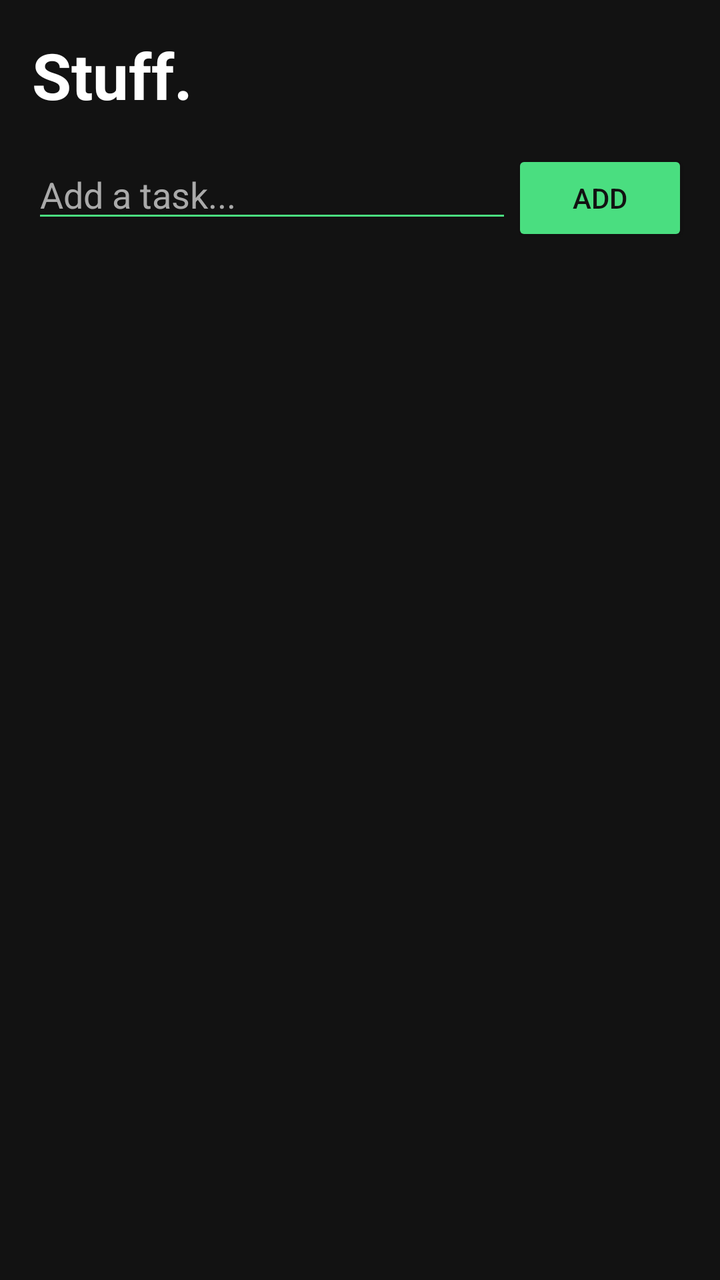
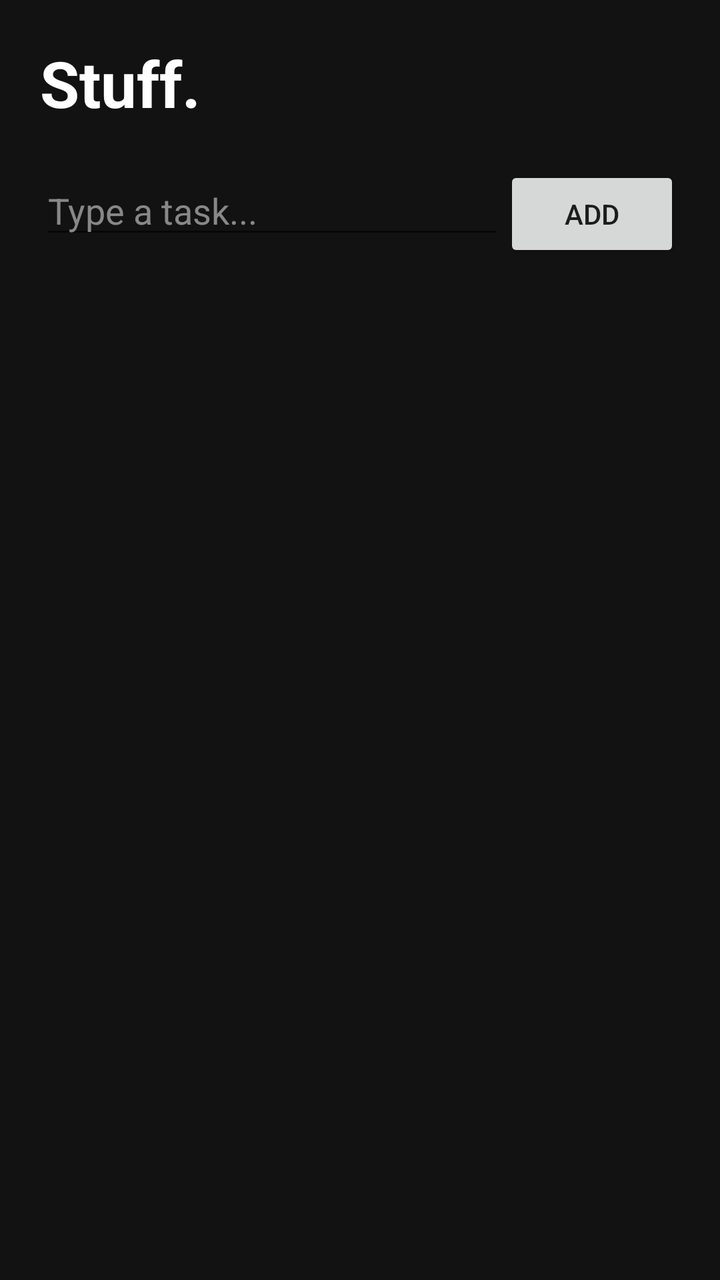

Compare the two renders of this Android layout. The source of the first and the diff that turns it into the second are given below.
<!-- AndroidManifest.xml: application theme Theme.StuffReminder -->
<!-- res/layout/activity_main.xml -->
<?xml version="1.0" encoding="utf-8"?>
<LinearLayout xmlns:android="http://schemas.android.com/apk/res/android"
    android:layout_width="match_parent"
    android:layout_height="match_parent"
    android:background="@color/black"
    android:orientation="vertical"
    android:padding="16dp">

    <TextView
        android:layout_width="wrap_content"
        android:layout_height="wrap_content"
        android:text="Stuff."
        android:textColor="@color/white"
        android:textSize="32sp"
        android:textStyle="bold"
        android:layout_marginBottom="16dp"/>

    <LinearLayout
        android:layout_width="match_parent"
        android:layout_height="wrap_content"
        android:orientation="horizontal"
        android:layout_marginBottom="16dp">

        <EditText
            android:id="@+id/etTask"
            android:layout_width="0dp"
            android:layout_height="wrap_content"
            android:layout_weight="1"
            android:hint="Add a task..."
            android:textColorHint="@color/text_muted"
            android:textColor="@color/white"
            android:backgroundTint="@color/primary"/>

        <Button
            android:id="@+id/btnAddTask"
            android:layout_width="wrap_content"
            android:layout_height="wrap_content"
            android:text="Add"
            android:backgroundTint="@color/primary"
            android:textColor="@color/black"/>
    </LinearLayout>

    <ListView
        android:id="@+id/lvTasks"
        android:layout_width="match_parent"
        android:layout_height="match_parent"
        android:divider="@android:color/transparent"
        android:dividerHeight="8dp"/>
</LinearLayout>
<!-- resources referenced by this layout -->
<resources>
  <color name="black">#FF121212</color>
  <color name="primary">#4ADE80</color>
  <color name="text_muted">#AAAAAA</color>
  <color name="white">#FFFFFFFF</color>
  <style name="Theme.StuffReminder" parent="Theme.MaterialComponents.DayNight.NoActionBar">
          <item name="colorPrimary">@color/primary</item>
          <item name="android:windowBackground">@color/black</item>
      </style>
</resources>

<!-- the commit's change to res/layout/activity_main.xml (unified diff, before → after) -->
@@ -2,18 +2,18 @@
 <LinearLayout xmlns:android="http://schemas.android.com/apk/res/android"
     android:layout_width="match_parent"
     android:layout_height="match_parent"
-    android:background="@color/black"
+    android:background="#121212"
     android:orientation="vertical"
-    android:padding="16dp">
+    android:padding="20dp">
 
     <TextView
         android:layout_width="wrap_content"
         android:layout_height="wrap_content"
         android:text="Stuff."
-        android:textColor="@color/white"
+        android:textColor="#FFFFFF"
         android:textSize="32sp"
         android:textStyle="bold"
-        android:layout_marginBottom="16dp"/>
+        android:layout_marginBottom="20dp"/>
 
     <LinearLayout
         android:layout_width="match_parent"
@@ -26,24 +26,19 @@
             android:layout_width="0dp"
             android:layout_height="wrap_content"
             android:layout_weight="1"
-            android:hint="Add a task..."
-            android:textColorHint="@color/text_muted"
-            android:textColor="@color/white"
-            android:backgroundTint="@color/primary"/>
+            android:hint="Type a task..."
+            android:textColorHint="#888888"
+            android:textColor="#FFFFFF"/>
 
         <Button
             android:id="@+id/btnAddTask"
             android:layout_width="wrap_content"
             android:layout_height="wrap_content"
-            android:text="Add"
-            android:backgroundTint="@color/primary"
-            android:textColor="@color/black"/>
+            android:text="Add"/>
     </LinearLayout>
 
     <ListView
         android:id="@+id/lvTasks"
         android:layout_width="match_parent"
-        android:layout_height="match_parent"
-        android:divider="@android:color/transparent"
-        android:dividerHeight="8dp"/>
+        android:layout_height="match_parent"/>
 </LinearLayout>
<!-- resource entries referenced after the edit -->
@@ -1,12 +1,8 @@
 <!-- resources referenced by this layout -->
 <resources>
-  <color name="black">#FF121212</color>
-  <color name="primary">#4ADE80</color>
-  <color name="text_muted">#AAAAAA</color>
-  <color name="white">#FFFFFFFF</color>
-  <style name="Theme.StuffReminder" parent="Theme.MaterialComponents.DayNight.NoActionBar">
-          <item name="colorPrimary">@color/primary</item>
+  <style name="Theme.StuffReminder" parent="Theme.AppCompat.Light.NoActionBar">
           <item name="android:windowBackground">@color/black</item>
       </style>
+  <color name="black">#FF121212</color>
 </resources>
 
